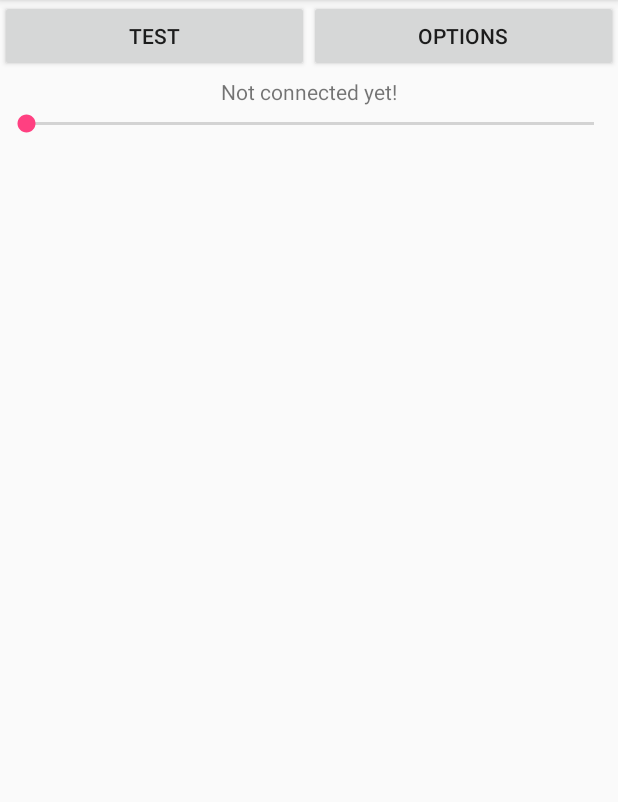
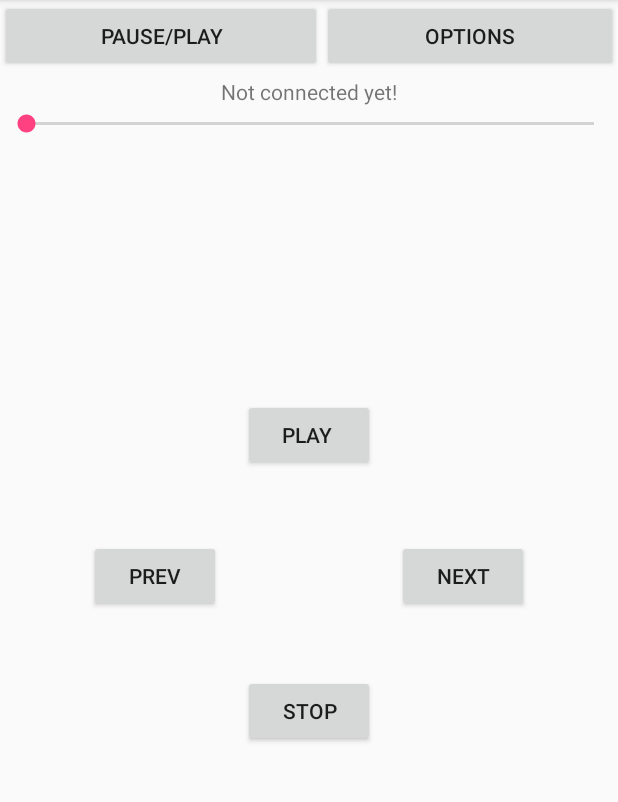
Before and after one commit to asdfMaciej/android-winamp-control, an Android app: the screen it shows after launch (MainActivity), on a phone screen of 412 x 824 dp, the part 84-886 px from its top. Run offline under Robolectric (Android 15) with nearby library versions, the light colour scheme and no system bars.

Commit message:
I gave up with trying to display current song playing [I still have school, after all], but it works in the way I intended. I consider this pretty much done.

```diff
--- a/WinampRemote/app/src/main/java/maciej01/soft/winampremote/MainActivity.java
+++ b/WinampRemote/app/src/main/java/maciej01/soft/winampremote/MainActivity.java
@@ -42,7 +42,8 @@ public class MainActivity extends AppCompatActivity {
         private void getPreferences() {
             SharedPreferences prefs = PreferenceManager.getDefaultSharedPreferences(oszaleje());
             ip = prefs.getString("ip_address", "192.168.1.109");
-            port = 21337;//Integer.parseInt(prefs.getString("port_address", "21337"));
+            //port = 21337;
+            port = Integer.parseInt(prefs.getString("port_address", "21337"));
         }
 
         public String sendCommand(String command) {
@@ -71,7 +72,8 @@ public class MainActivity extends AppCompatActivity {
 
         @Override
         protected void onPostExecute(String result) {
-            bConnectSet(result);
+            String a;
+            a = "useless";
         }
 
     }
@@ -84,6 +86,10 @@ public class MainActivity extends AppCompatActivity {
         final TextView info = (TextView) findViewById(R.id.textView2);
         Button bConnect = ((Button) findViewById(R.id.button));
         Button bOptions = ((Button) findViewById(R.id.button3));
+        Button bPrev = ((Button) findViewById(R.id.button7));
+        Button bNext = ((Button) findViewById(R.id.button8));
+        Button bStop = ((Button) findViewById(R.id.button9));
+        Button bPlay = ((Button) findViewById(R.id.button10));
         StrictMode.ThreadPolicy policy = new StrictMode.ThreadPolicy.Builder()
                 .permitAll().build();
         StrictMode.setThreadPolicy(policy);
@@ -97,6 +103,34 @@ public class MainActivity extends AppCompatActivity {
             @Override
             public void onClick(View v) {
                 openOptions(v);
+            }
+        });
+        bPrev.setOnClickListener(new View.OnClickListener() {
+            @Override
+            public void onClick(View v) {
+                SimpleSocketClient ss = new SimpleSocketClient();
+                ss.execute("prev");
+            }
+        });
+        bNext.setOnClickListener(new View.OnClickListener() {
+            @Override
+            public void onClick(View v) {
+                SimpleSocketClient ss = new SimpleSocketClient();
+                ss.execute("next");
+            }
+        });
+        bStop.setOnClickListener(new View.OnClickListener() {
+            @Override
+            public void onClick(View v) {
+                SimpleSocketClient ss = new SimpleSocketClient();
+                ss.execute("stop");
+            }
+        });
+        bPlay.setOnClickListener(new View.OnClickListener() {
+            @Override
+            public void onClick(View v) {
+                SimpleSocketClient ss = new SimpleSocketClient();
+                ss.execute("play");
             }
         });
         seekVolume.setOnSeekBarChangeListener(new SeekBar.OnSeekBarChangeListener() {
@@ -114,7 +148,7 @@ public class MainActivity extends AppCompatActivity {
 
             @Override
             public void onStopTrackingTouch(SeekBar seekBar) {
-                info.setText("Covered: " + progress + "/" + seekBar.getMax());
+                info.setText("Volume: " + progress + "/" + seekBar.getMax());
                 SimpleSocketClient ss = new SimpleSocketClient();
                 ss.execute("setVolume "+Integer.toString(progress));
             }
@@ -126,7 +160,6 @@ public class MainActivity extends AppCompatActivity {
         //WinampHandler wh = new WinampHandler();
         //wh.pause();
         //
-        bConnect.setText("chuj");
         SimpleSocketClient ss = new SimpleSocketClient();
         //bConnect.setText("create");
         ss.execute("pause");
--- a/WinampRemote/app/src/main/res/layout/activity_main.xml
+++ b/WinampRemote/app/src/main/res/layout/activity_main.xml
@@ -9,7 +9,7 @@
         android:layout_height="match_parent">
 
         <Button
-            android:text="test"
+            android:text="pause/play"
             android:layout_width="wrap_content"
             android:layout_height="wrap_content"
             android:id="@+id/button"
@@ -50,6 +50,41 @@
             android:max="255"
             android:progress="1" />
 
+        <Button
+            android:text="next"
+            android:layout_width="wrap_content"
+            android:layout_height="wrap_content"
+            android:id="@+id/button8"
+            android:layout_alignBaseline="@+id/button7"
+            android:layout_alignBottom="@+id/button7"
+            android:layout_toEndOf="@+id/textView2" />
+
+        <Button
+            android:text="prev"
+            android:layout_width="wrap_content"
+            android:layout_height="wrap_content"
+            android:id="@+id/button7"
+            android:layout_centerVertical="true"
+            android:layout_toStartOf="@+id/textView2" />
+
+        <Button
+            android:text="play "
+            android:layout_width="wrap_content"
+            android:layout_height="wrap_content"
+            android:id="@+id/button10"
+            android:layout_marginBottom="46dp"
+            android:layout_above="@+id/button8"
+            android:layout_alignStart="@+id/button9" />
+
+        <Button
+            android:text="stop"
+            android:layout_width="wrap_content"
+            android:layout_height="wrap_content"
+            android:id="@+id/button9"
+            android:layout_marginTop="42dp"
+            android:layout_below="@+id/button7"
+            android:layout_centerHorizontal="true" />
+
     </RelativeLayout>
 
 </RelativeLayout>
```
Also changed, not shown: WinampRemote/app/src/main/java/maciej01/soft/winampremote/TcpClient.java (deleted, +0 -130 lines).
